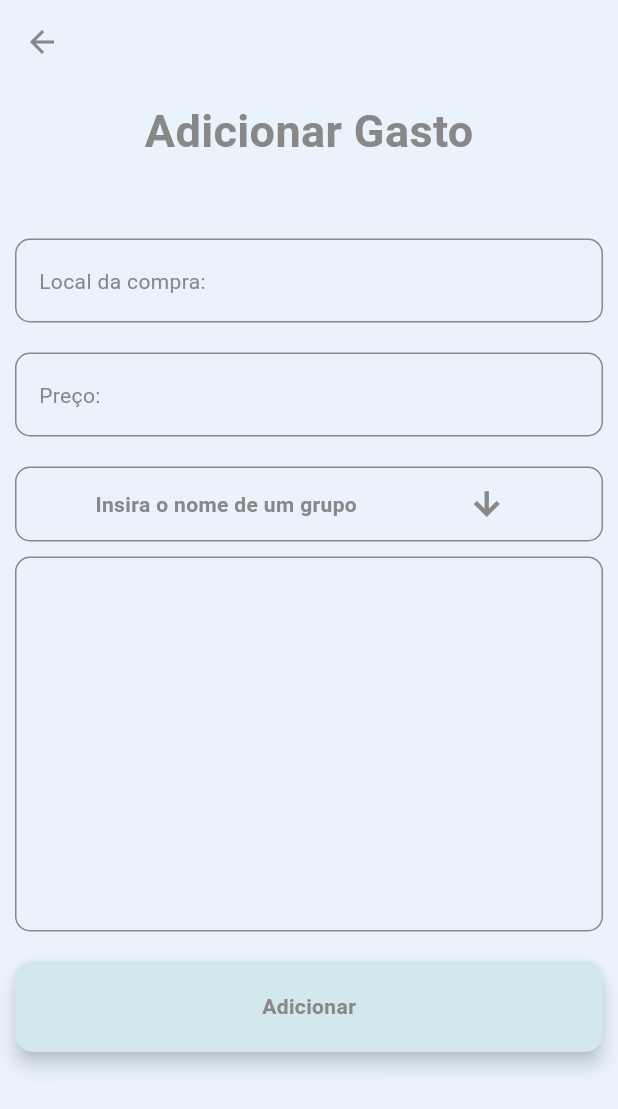
After one commit to OtavioMomberg/Gerenciador-de-Gastos, a Flutter app: the ActionExpensePage screen opened directly, after a tap on the "arrow downward" icon, on a phone screen of 412 x 824 dp. The commit adds this screen. Shown: the top 1109 px of the screen. Run offline on Flutter 3.47's test engine with Material 3 defaults, Android fonts, the phone set to English and light mode, and no system bars; our stand-ins replace sqflite; accounts and stored records are empty.

Commit message:
start implementing expense actions page

```diff
--- /dev/null
+++ b/lib/pages/action_expense_page.dart
@@ -0,0 +1,123 @@
+import 'package:flutter/material.dart';
+import 'package:gerenciador_gastos_v2/models/expense_read.dart';
+//import 'package:gerenciador_gastos_v2/services/database_service.dart';
+import 'package:gerenciador_gastos_v2/utils/controllers_utils.dart';
+import 'package:gerenciador_gastos_v2/utils/expansible_variables_expense_page.dart';
+import 'package:gerenciador_gastos_v2/utils/group_options_enum.dart';
+import 'package:gerenciador_gastos_v2/widgets/button.dart';
+//import 'package:gerenciador_gastos_v2/widgets/expansible/date/expansible_date_body.dart';
+//import 'package:gerenciador_gastos_v2/widgets/expansible/date/expansible_date_header.dart';
+import 'package:gerenciador_gastos_v2/widgets/expansible/expansible_widget.dart';
+import 'package:gerenciador_gastos_v2/widgets/expansible/groupID/expansible_id_body.dart';
+import 'package:gerenciador_gastos_v2/widgets/expansible/groupID/expansible_id_header.dart';
+import 'package:gerenciador_gastos_v2/widgets/text_input.dart';
+
+class ActionExpensePage extends StatefulWidget {
+  final ActionsEnum action;
+  final ExpenseRead? expenseData;
+
+  const ActionExpensePage({required this.action, this.expenseData, super.key});
+
+  @override
+  State<ActionExpensePage> createState() => _ActionExpensePageState();
+}
+
+class _ActionExpensePageState extends State<ActionExpensePage> {
+  final _controller = ControllerUtils.instance();
+  final _expansibleVariables = ExpansibleVariablesExpensePage.instance();
+  //final _db = DatabaseService.instance();
+
+  @override
+  void initState() {
+    super.initState();
+
+    initControllers();
+
+    if (widget.expenseData != null && widget.action == ActionsEnum.update) {
+      getData();
+    }
+
+    if (_controller.expenseGroupID!.text.isEmpty) {
+      _expansibleVariables.groupName = "Insira o nome de um grupo";
+    }
+  }
+
+  @override
+  Widget build(BuildContext context) {
+    return Scaffold(
+      appBar: AppBar(
+        backgroundColor: const Color.fromARGB(255, 234, 242, 252),
+        foregroundColor: const Color.fromARGB(255, 136, 136, 136),
+        surfaceTintColor: Colors.transparent,
+      ),
+      backgroundColor: const Color.fromARGB(255, 234, 242, 252),
+      body: Container(
+        color: const Color.fromARGB(255, 234, 242, 252),
+        padding: const EdgeInsets.all(10),
+        child: SingleChildScrollView(
+          child: Column(
+            spacing: 20,
+            children: <Widget>[
+              const Text(
+                "Adicionar Gasto",
+                style: TextStyle(
+                  color: Color.fromARGB(255, 136, 136, 136),
+                  fontSize: 30,
+                  fontWeight: FontWeight.bold
+                )
+              ),
+              const SizedBox(height: 10),
+              TextInput(
+                controller: _controller.expenseName!,
+                textHint: "Local da compra:"
+              ),
+              TextInput(
+                controller: _controller.expensePrice!,
+                textHint: "Preço:",
+                inputType: TextInputType.number
+              ),
+              if (widget.action == ActionsEnum.create)
+                ExpansibleWidget(
+                  controller: _controller.expansibleGroupIDController!,
+                  header: ExpansibleIdHeader(
+                    controller: _controller.expansibleGroupIDController!
+                  ),
+                  body: ExpansibleIdBody(
+                    controller: _controller.expansibleGroupIDController!,
+                    setStateCallback: () => setState(() {})
+                  )
+                ),
+              Button(label: "Adicionar", height: 60)
+            ]
+          ),
+        )
+      )
+    );
+  }
+
+  void initControllers() {
+    _controller.getExpenseControllers();
+  }
+
+  void getData() {
+    _controller.expenseName!.text = widget.expenseData!.name;
+    _controller.expensePrice!.text = widget.expenseData!.price;
+    _controller.expensePaymentMethod!.text = widget.expenseData!.paymentMethod;
+    _controller.expenseDate!.text = widget.expenseData!.date;
+  }
+
+  @override
+  void dispose() {
+    _controller.getExpenseControllers();
+
+    if (_controller.expensesList.isNotEmpty) {
+      for (var expense in _controller.expensesList) {
+        expense.dispose();
+      }
+    }
+    _controller.expansibleDateController!.dispose();
+    _controller.expansiblePaymentController!.dispose();
+    _controller.expansibleGroupIDController!.dispose();
+    super.dispose();
+  }
+}
--- /dev/null
+++ b/lib/utils/controllers_utils.dart
@@ -0,0 +1,65 @@
+import 'package:flutter/widgets.dart';
+
+typedef Controllers = List<TextEditingController>;
+typedef ExpansibleControllers = List<ExpansibleController>;
+
+class ControllerUtils {
+  // GROUP TEXT CONTROLLERS
+  TextEditingController? groupID;
+  TextEditingController? groupName;
+  TextEditingController? groupColor;
+
+  // EXPENSES TEXT CONTROLLERS
+  TextEditingController? expenseName;
+  TextEditingController? expensePrice;
+  TextEditingController? expensePaymentMethod;
+  TextEditingController? expenseDate;
+  TextEditingController? expenseGroupID;
+
+  // EXPANSIBLE CONTROLLERS
+  ExpansibleController? expansibleColorController;
+  ExpansibleController? expansibleDateController;
+  ExpansibleController? expansiblePaymentController;
+  ExpansibleController? expansibleGroupIDController;
+
+  final Controllers expensesList = [];
+  final Controllers groupsList = [];
+
+  static final _instance = ControllerUtils._();
+  ControllerUtils._();
+  factory ControllerUtils.instance() => _instance;
+
+  void getExpenseControllers() {
+    expensesList.clear();
+
+    expensesList.add(expenseName = TextEditingController());
+    expensesList.add(expensePrice = TextEditingController());
+    expensesList.add(expensePaymentMethod = TextEditingController());
+    expensesList.add(expenseDate = TextEditingController());
+    expensesList.add(expenseGroupID = TextEditingController());
+    expansibleDateController = ExpansibleController();
+    expansiblePaymentController = ExpansibleController();
+    expansibleGroupIDController = ExpansibleController();
+  }
+
+  void getGroupControllers() {
+    groupsList.clear();
+
+    groupsList.add(groupID = TextEditingController());
+    groupsList.add(groupName = TextEditingController());
+    groupsList.add(groupColor = TextEditingController());
+    expansibleColorController = ExpansibleController();
+  }
+
+  void clearExpensesList() {
+    for (var expense in expensesList) {
+      expense.clear();
+    }
+  }
+
+  void clearGroupsList() {
+    for (var group in groupsList) {
+      group.clear();
+    }
+  }
+}
--- /dev/null
+++ b/lib/utils/expansible_variables_expense_page.dart
@@ -0,0 +1,10 @@
+class ExpansibleVariablesExpensePage {
+
+  static final _instance = ExpansibleVariablesExpensePage._();
+  ExpansibleVariablesExpensePage._();
+  factory ExpansibleVariablesExpensePage.instance() => _instance;
+
+  String groupName = "Insira o nome de um grupo";
+  String groupDate = "Insira a data de vencimento";
+  String groupPayment = "Escolha o método de pagamento";
+}
--- a/lib/utils/group_options_enum.dart
+++ b/lib/utils/group_options_enum.dart
@@ -1,4 +1 @@
-enum GroupOptionsEnum {
-  criarGrupo,
-  atualizarGrupo
-}
+enum ActionsEnum { create, update }
--- a/lib/widgets/expansible_header.dart
+++ b/lib/widgets/expansible/color/expansible_header.dart
@@ -11,6 +11,7 @@ class ExpansibleHeader extends StatelessWidget {
   @override
   Widget build(BuildContext context) {
     final size = MediaQuery.of(context).size;
+
     return Container(
       decoration: BoxDecoration(
         borderRadius: BorderRadius.circular(10),
--- /dev/null
+++ b/lib/widgets/expansible/expansible_widget.dart
@@ -0,0 +1,23 @@
+import 'package:flutter/material.dart';
+
+class ExpansibleWidget extends StatelessWidget {
+  final ExpansibleController controller;
+  final Widget header;
+  final Widget body;
+
+  const ExpansibleWidget({
+    required this.controller,
+    required this.header,
+    required this.body,
+    super.key
+  });
+
+  @override
+  Widget build(BuildContext context) {
+    return Expansible(
+      headerBuilder: (context, _) => header,
+      bodyBuilder: (context, _) => body,
+      controller: controller
+    );
+  }
+}
--- /dev/null
+++ b/lib/widgets/expansible/groupID/expansible_id_body.dart
@@ -0,0 +1,56 @@
+import 'package:flutter/material.dart';
+import 'package:gerenciador_gastos_v2/services/database_service.dart';
+import 'package:gerenciador_gastos_v2/utils/controllers_utils.dart';
+import 'package:gerenciador_gastos_v2/utils/expansible_variables_expense_page.dart';
+
+class ExpansibleIdBody extends StatelessWidget {
+  final ExpansibleController controller;
+  final VoidCallback setStateCallback;
+
+  ExpansibleIdBody({
+    required this.controller,
+    required this.setStateCallback,
+    super.key
+  });
+
+  final _controller = ControllerUtils.instance();
+  final _db = DatabaseService.instance();
+  final expansibleVariables = ExpansibleVariablesExpensePage.instance();
+
+  @override
+  Widget build(BuildContext context) {
+    return Container(
+      margin: const EdgeInsets.only(top: 10),
+      decoration: BoxDecoration(
+        borderRadius: BorderRadius.circular(10),
+        border: Border.all(color: const Color.fromARGB(255, 136, 136, 136)),
+      ),
+      height: 250,
+      child: ListView.builder(
+        itemCount: _db.groupsWithoutFuture.length,
+        itemBuilder: (context, index) {
+          return Padding(
+            padding: const EdgeInsets.all(10),
+            child: InkWell(
+              onTap: () {
+                expansibleVariables.groupName = _db.groupsWithoutFuture[index].name;
+                _controller.expenseGroupID!.text = _db.groupsWithoutFuture[index].id.toString();
+                setStateCallback();
+                controller.collapse();
+              },
+              child: Center(
+                child: Text(
+                  "${_db.groupsWithoutFuture[index].name}\n",
+                  style: TextStyle(
+                    color: Color.fromARGB(255, 136, 136, 136),
+                    fontWeight: FontWeight.bold
+                  )
+                )
+              )
+            )
+          );
+        }
+      )
+    );
+  }
+}
--- /dev/null
+++ b/lib/widgets/expansible/groupID/expansible_id_header.dart
@@ -0,0 +1,50 @@
+import 'package:flutter/material.dart';
+import 'package:gerenciador_gastos_v2/utils/expansible_variables_expense_page.dart';
+
+class ExpansibleIdHeader extends StatelessWidget {
+  final ExpansibleController controller;
+
+  ExpansibleIdHeader({
+    required this.controller,
+    super.key
+  });
+
+  final expansibleVariables = ExpansibleVariablesExpensePage.instance();
+
+  @override
+  Widget build(BuildContext context) {
+    return Container(
+      decoration: BoxDecoration(
+        borderRadius: BorderRadius.circular(10),
+        border: Border.all(color: const Color.fromARGB(255, 136, 136, 136)),
+      ),
+      child: Row(
+        mainAxisAlignment: .spaceEvenly,
+        spacing: 10,
+        children: [
+          Text(
+            expansibleVariables.groupName,
+            style: const TextStyle(
+              color: Color.fromARGB(255, 136, 136, 136),
+              fontWeight: FontWeight.bold
+            )
+          ),
+          IconButton(
+            onPressed: () {
+              controller.isExpanded
+                ? controller.collapse()
+                : controller.expand();
+            },
+            icon: Icon(
+              controller.isExpanded
+                ? Icons.arrow_upward
+                : Icons.arrow_downward,
+              color: const Color.fromARGB(255, 136, 136, 136),
+              fontWeight: FontWeight.bold
+            )
+          )
+        ]
+      )
+    );
+  }
+}
--- a/lib/widgets/text_input.dart
+++ b/lib/widgets/text_input.dart
@@ -3,10 +3,12 @@ import 'package:flutter/material.dart';
 class TextInput extends StatelessWidget {
   final TextEditingController controller;
   final String textHint;
+  final TextInputType? inputType;
 
   const TextInput({
     required this.controller,
     required this.textHint,
+    this.inputType = TextInputType.text,
     super.key
   });
 
@@ -14,6 +16,7 @@ class TextInput extends StatelessWidget {
   Widget build(BuildContext context) {
     return TextFormField(
       controller: controller,
+      keyboardType: inputType,
       cursorColor: const Color.fromARGB(255, 136, 136, 136),
       style: const TextStyle(
         color: Color.fromARGB(255, 136, 136, 136),
```
Also changed, not shown: lib/pages/action_group_page.dart (+85 -32 lines), lib/pages/home_page.dart (+40 -53 lines), lib/services/database_service.dart (+16 -1 lines), lib/utils/text_controllers.dart (deleted, +0 -52 lines), lib/widgets/expansible/color/expansible_body.dart (renamed from lib/widgets/expansible_body.dart, +8 -6 lines), lib/widgets/expansible/date/expansible_date_body.dart (added, +10 -0 lines), lib/widgets/expansible/date/expansible_date_header.dart (added, +10 -0 lines), lib/widgets/expansible_widget.dart (deleted, +0 -23 lines), lib/utils/color_conversion.dart (line endings or trailing spaces), lib/widgets/expansible/payment_method/expansible_payment_body.dart (added), lib/widgets/expansible/payment_method/expansible_payment_header.dart (added).
